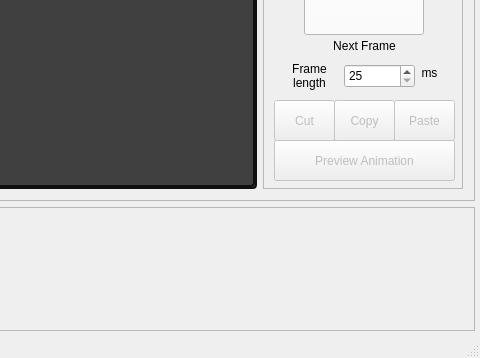
Old version of the form Tower_of_Lights_Editor_V3/mainwindow.ui in the repository ThereIsNoEscape/cs383project; both pictures show x 274 to 754 and y 328 to 686 of the 754 by 686 pixel window.
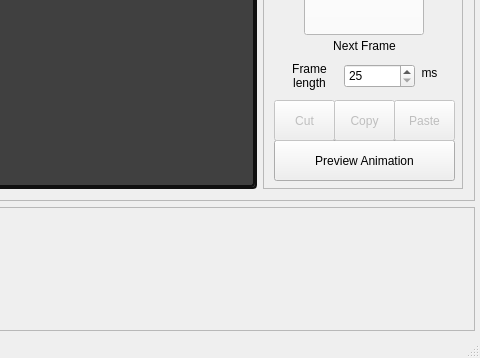
New version of the form.

```diff
--- a/Tower_of_Lights_Editor_V3/mainwindow.ui
+++ b/Tower_of_Lights_Editor_V3/mainwindow.ui
@@ -451,7 +451,7 @@
            </widget>
            <widget class="QPushButton" name="pushButton_preview">
             <property name="enabled">
-             <bool>false</bool>
+             <bool>true</bool>
             </property>
             <property name="geometry">
              <rect>
```
